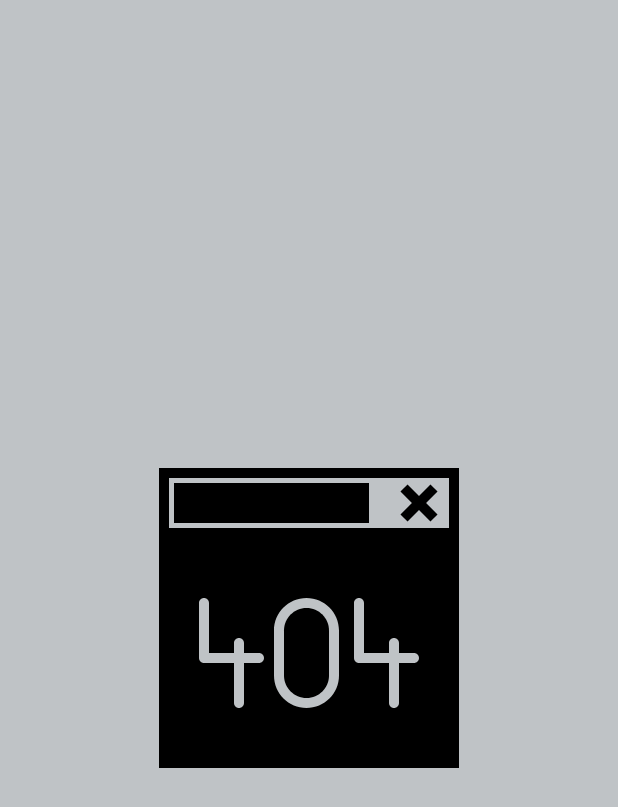
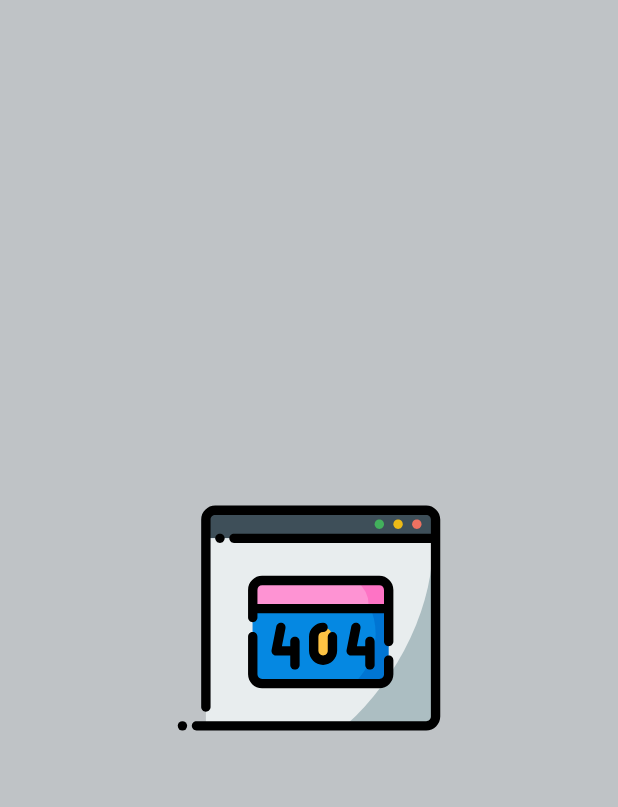
Before and after one commit to Jedi-24/OnePlacement, an Android app: the PdfFragment screen opened through its navigation route, on a phone screen of 412 x 824 dp. Shown: the top 807 px of the screen. Run offline under Robolectric (Android 15) with nearby library versions, the light colour scheme and no system bars; libraries missing offline, so code that uses them is left out: com.github.barteksc.pdfviewer; plain views replace PDFView; Roboto replaces fonts that are not available here; 3 statements that could not run were skipped.

Commit message:
assets changes

```diff
--- a/onePlacement-client/app/src/main/res/drawable/ic_error_page_svgrepo_com.xml
+++ /dev/null
@@ -1,18 +0,0 @@
-<vector xmlns:android="http://schemas.android.com/apk/res/android"
-    android:width="200dp"
-    android:height="200dp"
-    android:viewportWidth="60"
-    android:viewportHeight="60">
-  <path
-      android:pathData="M0,0v12v2v46h60V14v-2V0H0zM20,39h-3v8c0,0.552 -0.448,1 -1,1s-1,-0.448 -1,-1v-8H9c-0.552,0 -1,-0.448 -1,-1V27c0,-0.552 0.448,-1 1,-1s1,0.448 1,1v10h5v-2c0,-0.552 0.448,-1 1,-1s1,0.448 1,1v2h3c0.552,0 1,0.448 1,1S20.552,39 20,39zM36,41.5c0,3.584 -2.916,6.5 -6.5,6.5S23,45.084 23,41.5v-9c0,-3.584 2.916,-6.5 6.5,-6.5s6.5,2.916 6.5,6.5V41.5zM51,39h-3v8c0,0.552 -0.448,1 -1,1s-1,-0.448 -1,-1v-8h-6c-0.552,0 -1,-0.448 -1,-1V27c0,-0.552 0.448,-1 1,-1s1,0.448 1,1v10h5v-2c0,-0.552 0.448,-1 1,-1s1,0.448 1,1v2h3c0.552,0 1,0.448 1,1S51.552,39 51,39zM2,12V2h56v10H2z"
-      android:fillColor="#000000"/>
-  <path
-      android:pathData="M54.293,3.293l-2.293,2.293l-2.293,-2.293l-1.414,1.414l2.293,2.293l-2.293,2.293l1.414,1.414l2.293,-2.293l2.293,2.293l1.414,-1.414l-2.293,-2.293l2.293,-2.293z"
-      android:fillColor="#000000"/>
-  <path
-      android:pathData="M3,3h39v8h-39z"
-      android:fillColor="#000000"/>
-  <path
-      android:pathData="M29.5,28c-2.481,0 -4.5,2.019 -4.5,4.5v9c0,2.481 2.019,4.5 4.5,4.5s4.5,-2.019 4.5,-4.5v-9C34,30.019 31.981,28 29.5,28z"
-      android:fillColor="#000000"/>
-</vector>
--- /dev/null
+++ b/onePlacement-client/app/src/main/res/drawable/ic_not_found_error_alert_svgrepo_com.xml
@@ -0,0 +1,133 @@
+<vector xmlns:android="http://schemas.android.com/apk/res/android"
+    android:width="200dp"
+    android:height="200dp"
+    android:viewportWidth="64"
+    android:viewportHeight="64">
+  <path
+      android:pathData="m10,9h49v6h-49z"
+      android:strokeLineJoin="round"
+      android:strokeWidth="2"
+      android:fillColor="#3e4f59"
+      android:fillType="evenOdd"
+      android:strokeLineCap="round"/>
+  <path
+      android:pathData="m10,15h49v40h-49z"
+      android:strokeLineJoin="round"
+      android:strokeWidth="2.00001"
+      android:fillColor="#acbec2"
+      android:fillType="evenOdd"
+      android:strokeLineCap="round"/>
+  <path
+      android:pathData="m10,15v40h29.77a28.484,41.393 35.599,0 0,18.625 -40z"
+      android:strokeLineJoin="round"
+      android:strokeWidth="2.00002"
+      android:fillColor="#e8edee"
+      android:strokeColor="#00000000"
+      android:fillType="evenOdd"
+      android:strokeLineCap="round"/>
+  <path
+      android:pathData="m12,8c-1.645,0 -3,1.355 -3,3v40c0,0.552 0.448,1 1,1 0.552,0 1,-0.448 1,-1v-40c0,-0.564 0.436,-1 1,-1h45c0.564,0 1,0.436 1,1v3h-42c-0.552,0 -1,0.448 -1,1 0,0.552 0.448,1 1,1h42v37c0,0.564 -0.436,1 -1,1h-49c-0.552,0 -1,0.448 -1,1 0,0.552 0.448,1 1,1h49c1.645,0 3,-1.355 3,-3 0,-14 0,-28 0,-42 0,-1.645 -1.355,-3 -3,-3z"
+      android:strokeLineJoin="round"
+      android:fillColor="#000000"
+      android:fillType="evenOdd"
+      android:strokeLineCap="round"/>
+  <path
+      android:pathData="m55,11c-0.552,0 -1,0.448 -1,1 0,0.552 0.448,1 1,1 0.552,0 1,-0.448 1,-1 0,-0.552 -0.448,-1 -1,-1z"
+      android:strokeLineJoin="round"
+      android:fillColor="#ed7161"
+      android:fillType="evenOdd"
+      android:strokeLineCap="round"/>
+  <path
+      android:pathData="m51,11c-0.552,0 -1,0.448 -1,1 0,0.552 0.448,1 1,1 0.552,0 1,-0.448 1,-1 0,-0.552 -0.448,-1 -1,-1z"
+      android:strokeLineJoin="round"
+      android:fillColor="#ecba16"
+      android:fillType="evenOdd"
+      android:strokeLineCap="round"/>
+  <path
+      android:pathData="m47,11c-0.552,0 -1,0.448 -1,1 0,0.552 0.448,1 1,1 0.552,0 1,-0.448 1,-1 0,-0.552 -0.448,-1 -1,-1z"
+      android:strokeLineJoin="round"
+      android:fillColor="#42b05c"
+      android:fillType="evenOdd"
+      android:strokeLineCap="round"/>
+  <path
+      android:pathData="m5,54a1,1 0,0 0,-1 1,1 1,0 0,0 1,1 1,1 0,0 0,1 -1,1 1,0 0,0 -1,-1z"
+      android:strokeLineJoin="round"
+      android:fillColor="#000000"
+      android:fillType="evenOdd"
+      android:strokeLineCap="round"/>
+  <path
+      android:pathData="m13,14c-0.552,0 -1,0.448 -1,1 0,0.552 0.448,1 1,1 0.552,0 1,-0.448 1,-1 0,-0.552 -0.448,-1 -1,-1z"
+      android:strokeLineJoin="round"
+      android:fillColor="#000000"
+      android:fillType="evenOdd"
+      android:strokeLineCap="round"/>
+  <path
+      android:pathData="M22,24L47,24A2,2 0,0 1,49 26L49,44A2,2 0,0 1,47 46L22,46A2,2 0,0 1,20 44L20,26A2,2 0,0 1,22 24z"
+      android:strokeLineJoin="round"
+      android:strokeWidth="2"
+      android:fillColor="#0075d3"
+      android:strokeColor="#00000000"
+      android:fillType="evenOdd"
+      android:strokeLineCap="round"/>
+  <path
+      android:pathData="m22,24c-1.108,0 -2,0.892 -2,2v18c0,1.108 0.892,2 2,2h19.584A19.317,16.375 0,0 0,46.221 35.367,19.317 16.375,0 0,0 40.803,24Z"
+      android:strokeLineJoin="round"
+      android:strokeWidth="2"
+      android:fillColor="#0588e2"
+      android:strokeColor="#00000000"
+      android:fillType="evenOdd"
+      android:strokeLineCap="round"/>
+  <path
+      android:pathData="M20,24h29v6h-29z"
+      android:strokeLineJoin="round"
+      android:strokeWidth="2"
+      android:fillColor="#fe73c5"
+      android:fillType="evenOdd"
+      android:strokeLineCap="round"/>
+  <path
+      android:pathData="m20,24v6h24.59a14,8.5 0,0 0,0.109 -1,14 8.5,0 0,0 -2.68,-5z"
+      android:strokeLineJoin="round"
+      android:strokeWidth="2"
+      android:fillColor="#fe93d3"
+      android:fillType="evenOdd"
+      android:strokeLineCap="round"/>
+  <path
+      android:pathData="m20,30h29"
+      android:strokeLineJoin="round"
+      android:strokeWidth="2"
+      android:fillColor="#918383"
+      android:fillType="evenOdd"
+      android:strokeLineCap="round"/>
+  <path
+      android:pathData="m22,23c-1.645,0 -3,1.355 -3,3 0,1.972 0,3.944 0,5.916 0,0.552 0.448,1 1,1 0.552,0 1,-0.448 1,-1L21,31h27v6c0,0.552 0.448,1 1,1 0.552,0 1,-0.448 1,-1 0,-3.667 0,-7.333 0,-11 0,-1.645 -1.355,-3 -3,-3zM22,25h25c0.571,0 1,0.429 1,1v3h-27v-3c0,-0.571 0.429,-1 1,-1zM20,35c-0.552,0 -1,0.448 -1,1v8c0,1.645 1.355,3 3,3h25c1.645,0 3,-1.355 3,-3v-3c0,-0.552 -0.448,-1 -1,-1 -0.552,0 -1,0.448 -1,1v3c0,0.571 -0.429,1 -1,1h-25c-0.571,0 -1,-0.429 -1,-1v-8c0,-0.552 -0.448,-1 -1,-1z"
+      android:strokeLineJoin="round"
+      android:fillColor="#000000"
+      android:fillType="evenOdd"
+      android:strokeLineCap="round"/>
+  <path
+      android:pathData="m25.936,33.002c-0.452,0.029 -0.828,0.359 -0.916,0.803l-1,5C23.896,39.423 24.369,40 25,40h3v2c0,0.552 0.448,1 1,1 0.552,0 1,-0.448 1,-1 0,-1.667 0,-3.333 0,-5 0,-0.552 -0.448,-1 -1,-1 -0.552,0 -1,0.448 -1,1v1h-1.781l0.762,-3.805c0.108,-0.541 -0.244,-1.068 -0.785,-1.176 -0.085,-0.017 -0.173,-0.023 -0.26,-0.018z"
+      android:strokeLineJoin="round"
+      android:fillColor="#000000"
+      android:fillType="evenOdd"
+      android:strokeLineCap="round"/>
+  <path
+      android:pathData="m35,34c1.108,0 2,0.892 2,2v3c0,1.108 -0.892,2 -2,2 -1.108,0 -2,-0.892 -2,-2v-3c0,-1.108 0.892,-2 2,-2z"
+      android:strokeLineJoin="round"
+      android:strokeWidth="2"
+      android:fillColor="#ffc343"
+      android:strokeColor="#00000000"
+      android:fillType="evenOdd"
+      android:strokeLineCap="round"/>
+  <path
+      android:pathData="m35,33c-1.645,0 -3,1.355 -3,3v3c0,1.645 1.355,3 3,3 1.645,0 3,-1.355 3,-3v-3a1,1 0,0 0,-1 -1,1 1,0 0,0 -1,1v3c0,0.571 -0.429,1 -1,1 -0.571,0 -1,-0.429 -1,-1v-3c0,-0.571 0.429,-1 1,-1a1,1 0,0 0,1 -1,1 1,0 0,0 -1,-1z"
+      android:strokeLineJoin="round"
+      android:fillColor="#000000"
+      android:fillType="evenOdd"
+      android:strokeLineCap="round"/>
+  <path
+      android:pathData="m41.936,33.002c-0.452,0.029 -0.828,0.359 -0.916,0.803l-1,5C39.896,39.423 40.369,40 41,40h3v2c0,0.552 0.448,1 1,1 0.552,0 1,-0.448 1,-1 0,-1.667 0,-3.333 0,-5 0,-0.552 -0.448,-1 -1,-1 -0.552,0 -1,0.448 -1,1v1h-1.781l0.762,-3.805c0.108,-0.541 -0.244,-1.068 -0.785,-1.176 -0.085,-0.017 -0.173,-0.023 -0.26,-0.018z"
+      android:strokeLineJoin="round"
+      android:fillColor="#000000"
+      android:fillType="evenOdd"
+      android:strokeLineCap="round"/>
+</vector>
--- a/onePlacement-client/app/src/main/res/layout/fragment_pdf.xml
+++ b/onePlacement-client/app/src/main/res/layout/fragment_pdf.xml
@@ -17,7 +17,7 @@
         android:layout_height="match_parent"
         android:layout_gravity="center"
         android:visibility="gone"
-        android:src="@drawable/ic_error_page_svgrepo_com"
+        android:src="@drawable/ic_not_found_error_alert_svgrepo_com"
         android:id="@+id/no_resume"
         />
 
```
Also changed, not shown: 1 other file.
